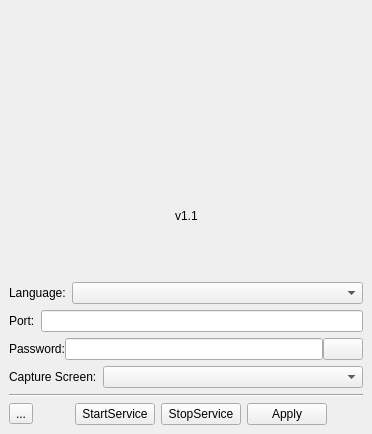
Above: server/qkxsystemconfig.ui from aoyiduo/wovnc before the change. Below: the same form after it.
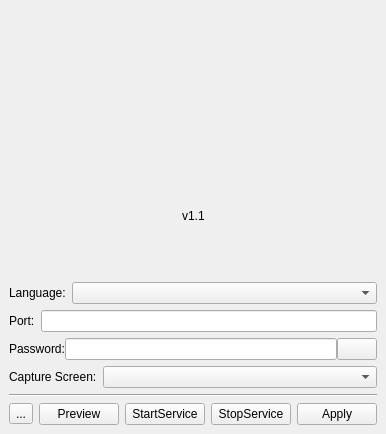
That is the form after the change. Icons and pictures are not drawn.

What changed in the file:
```diff
--- a/server/qkxsystemconfig.ui
+++ b/server/qkxsystemconfig.ui
@@ -253,6 +253,13 @@
         </property>
        </spacer>
       </item>
+      <item>
+       <widget class="QPushButton" name="btnPreview">
+        <property name="text">
+         <string>Preview</string>
+        </property>
+       </widget>
+      </item>
       <item>
        <widget class="QPushButton" name="btnStart">
         <property name="text">
```
